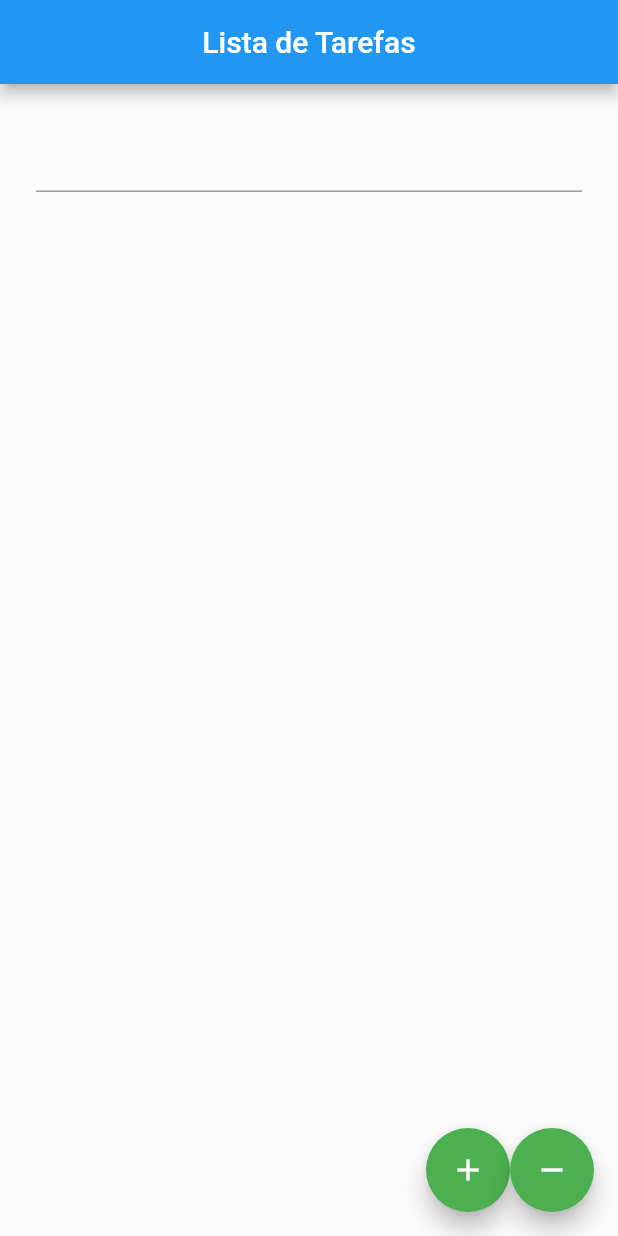
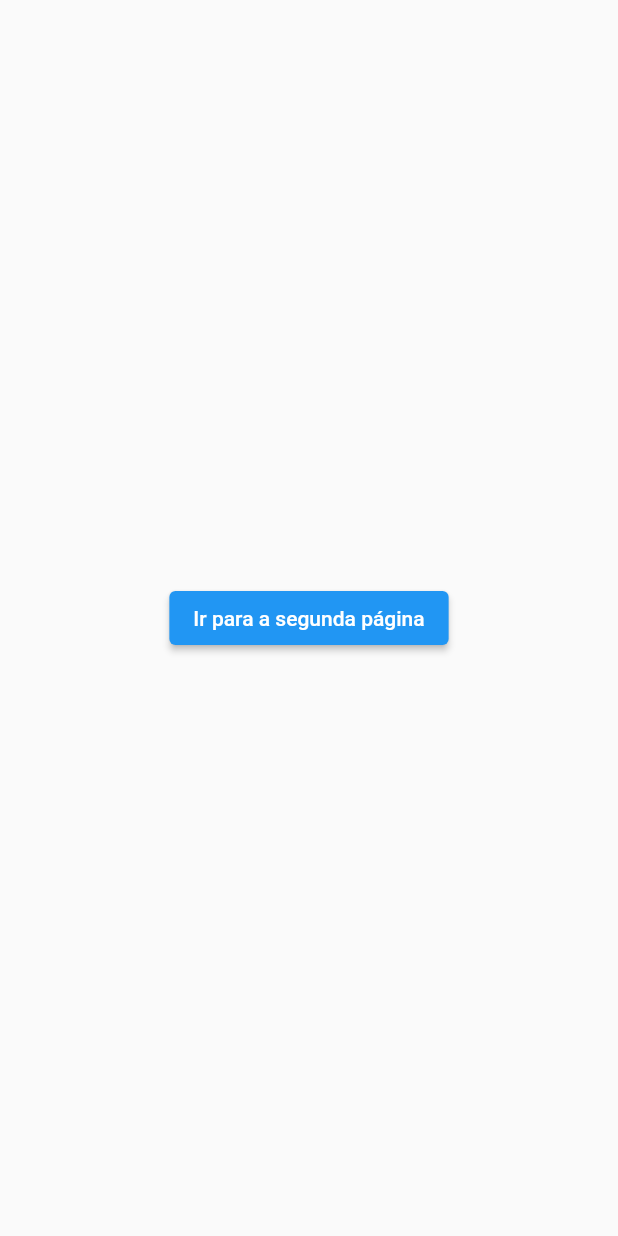
Before and after one commit to NicolasXM/todolist, a Flutter app: the screen it shows after launch, on a phone screen of 412 x 824 dp. Run offline on Flutter 3.47's test engine with Material 2 defaults, Android fonts, the phone set to English and light mode, and no system bars.

Commit message:
Estudo de Navigator
Estudo de Navigator

```diff
--- a/lib/main.dart
+++ b/lib/main.dart
@@ -1,6 +1,5 @@
 import 'package:flutter/material.dart';
-import 'package:todolist/pages/home_page.dart';
-import 'package:todolist/pages/todo_list_page.dart';
+import 'package:todolist/pages/navigator/navigator_one_page.dart';
 
 void main() {
   runApp(MyApp());
@@ -14,7 +13,7 @@ class MyApp extends StatelessWidget {
     return MaterialApp(
       debugShowCheckedModeBanner: false,
       theme: ThemeData(primaryColor: Colors.green),
-      home: TodoListPage(),
+      home: NavigatorOne(),
     );
   }
 }
--- /dev/null
+++ b/lib/pages/navigator/navigator_one_page.dart
@@ -0,0 +1,20 @@
+import 'package:flutter/material.dart';
+import 'package:todolist/pages/navigator/navigator_two_page.dart';
+
+class NavigatorOne extends StatelessWidget {
+  const NavigatorOne({Key? key}) : super(key: key);
+
+  @override
+  Widget build(BuildContext context) {
+    return Scaffold(
+      body: Center(
+        child: ElevatedButton(
+            onPressed: () {
+              Navigator.of(context).push(MaterialPageRoute(
+                  builder: (context) => const NavigatorTwo(args: 'teste')));
+            },
+            child: Text('Ir para a segunda página')),
+      ),
+    );
+  }
+}
```
Also changed, not shown: lib/pages/navigator/navigator_two_page.dart (added, +20 -0 lines), pubspec.lock.
